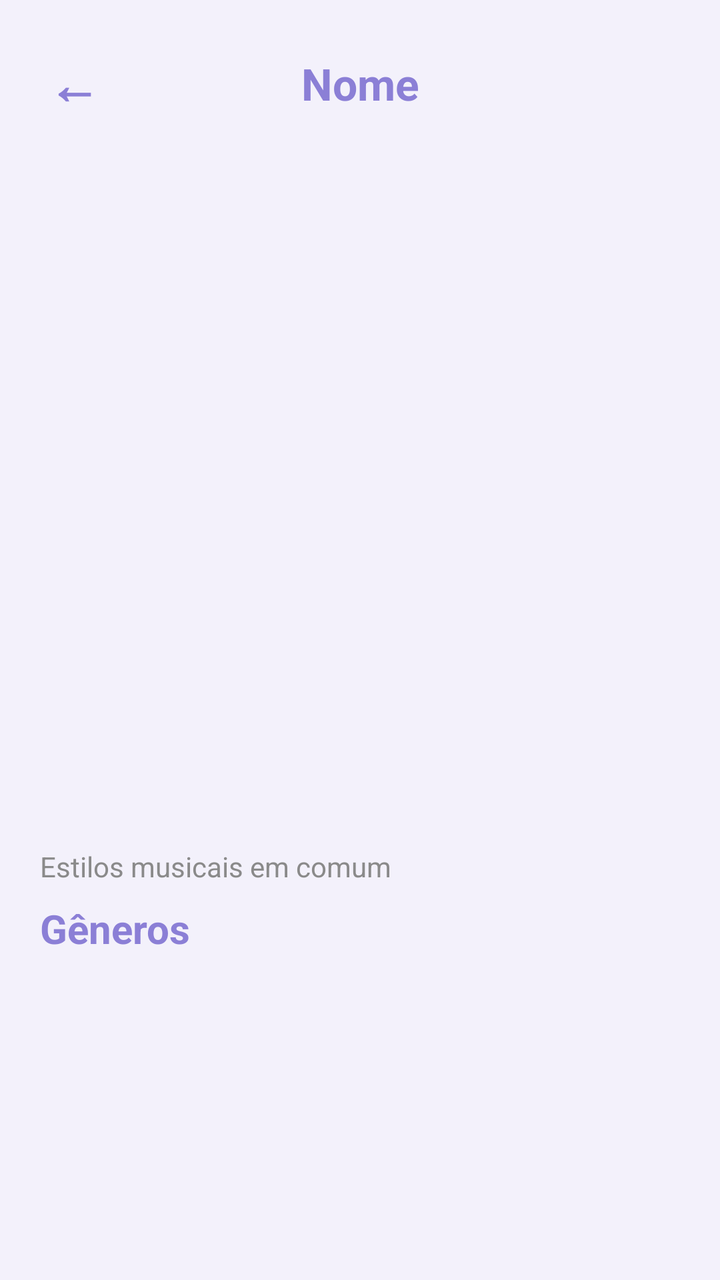
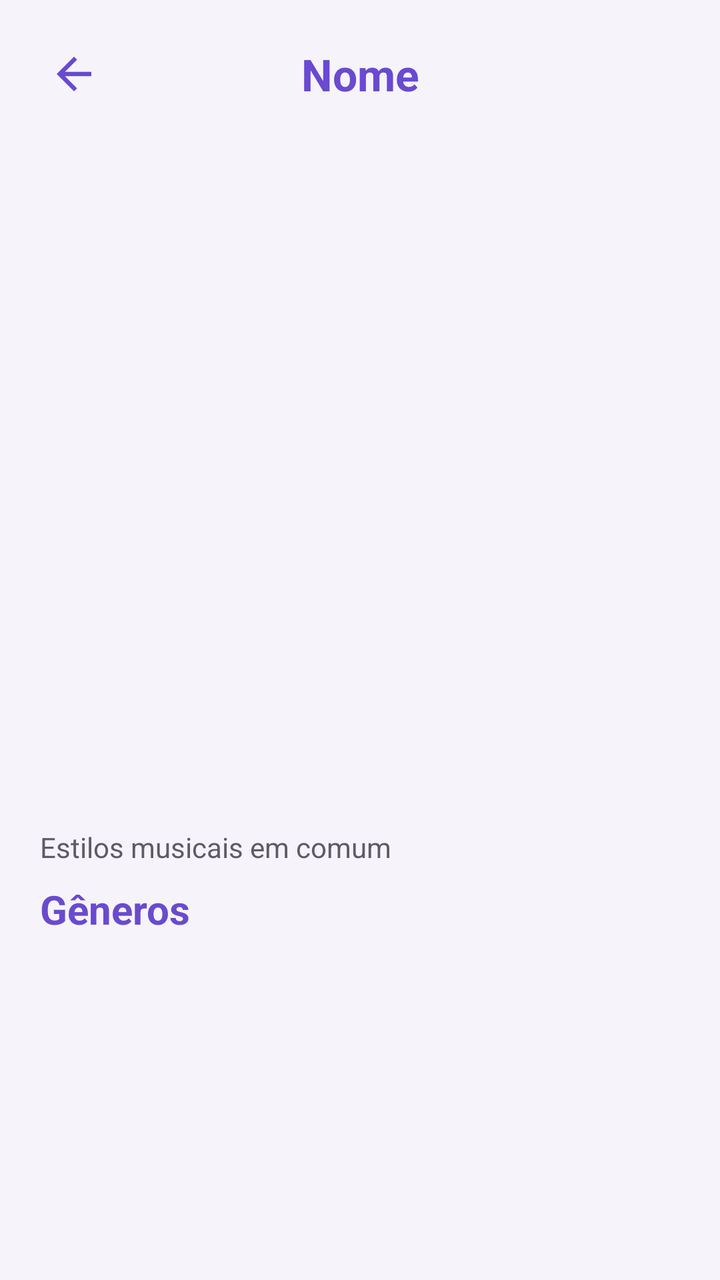

Before-and-after screenshots of an Android layout around one commit, followed by the original layout XML and the change that was made.
<!-- AndroidManifest.xml: activity theme Theme.MeetBeat -->
<!-- res/layout/activity_match_detalhe.xml -->
<?xml version="1.0" encoding="utf-8"?>
<LinearLayout xmlns:android="http://schemas.android.com/apk/res/android"
    android:layout_width="match_parent"
    android:layout_height="match_parent"
    android:orientation="vertical"
    android:background="@color/purple_light">

    <LinearLayout
        android:layout_width="match_parent"
        android:layout_height="wrap_content"
        android:orientation="horizontal"
        android:gravity="center_vertical"
        android:padding="16dp">

        <TextView
            android:id="@+id/btnVoltarDetalhe"
            android:layout_width="wrap_content"
            android:layout_height="wrap_content"
            android:text="←"
            android:textSize="26sp"
            android:textColor="@color/purple_primary"
            android:textStyle="bold"
            android:padding="8dp"
            android:clickable="true"
            android:focusable="true" />

        <TextView
            android:id="@+id/textNomeDetalhe"
            android:layout_width="0dp"
            android:layout_height="wrap_content"
            android:layout_weight="1"
            android:text="Nome"
            android:textColor="@color/purple_primary"
            android:textSize="22sp"
            android:textStyle="bold"
            android:gravity="center" />

        <View
            android:layout_width="42dp"
            android:layout_height="1dp" />

    </LinearLayout>

    <ImageView
        android:id="@+id/imageFotoDetalhe"
        android:layout_width="match_parent"
        android:layout_height="320dp"
        android:scaleType="centerCrop"
        android:background="@color/purple_light" />

    <LinearLayout
        android:layout_width="match_parent"
        android:layout_height="wrap_content"
        android:orientation="vertical"
        android:padding="20dp">

        <TextView
            android:text="Estilos musicais em comum"
            android:textColor="@color/text_gray"
            android:textSize="14sp"
            android:layout_width="wrap_content"
            android:layout_height="wrap_content" />

        <TextView
            android:id="@+id/textGenerosDetalhe"
            android:layout_width="wrap_content"
            android:layout_height="wrap_content"
            android:text="Gêneros"
            android:textColor="@color/purple_primary"
            android:textSize="20sp"
            android:textStyle="bold"
            android:layout_marginTop="8dp" />

    </LinearLayout>

</LinearLayout>
<!-- resources referenced by this layout -->
<resources>
  <color name="purple_light">#F3F1FB</color>
  <color name="purple_primary">#8B7FD6</color>
  <color name="text_gray">#8A8A8A</color>
  <style name="Theme.MeetBeat" parent="Base.Theme.MeetBeat" />
  <style name="Base.Theme.MeetBeat" parent="Theme.Material3.DayNight.NoActionBar">
          
          
      </style>
</resources>

<!-- the commit's change to res/layout/activity_match_detalhe.xml (unified diff, before → after) -->
@@ -12,14 +12,11 @@
         android:gravity="center_vertical"
         android:padding="16dp">
 
-        <TextView
+        <ImageView
             android:id="@+id/btnVoltarDetalhe"
-            android:layout_width="wrap_content"
-            android:layout_height="wrap_content"
-            android:text="←"
-            android:textSize="26sp"
-            android:textColor="@color/purple_primary"
-            android:textStyle="bold"
+            android:layout_width="42dp"
+            android:layout_height="42dp"
+            android:src="@drawable/ic_back"
             android:padding="8dp"
             android:clickable="true"
             android:focusable="true" />
<!-- resource entries referenced after the edit -->
@@ -1,8 +1,18 @@
 <!-- resources referenced by this layout -->
 <resources>
-  <color name="purple_light">#F3F1FB</color>
-  <color name="purple_primary">#8B7FD6</color>
-  <color name="text_gray">#8A8A8A</color>
+  <color name="purple_light">#F6F4FA</color>
+  <color name="purple_primary">#6A4ACF</color>
+  <color name="text_gray">#5E5A66</color>
+  <!-- drawable ic_back (drawable) -->
+  <vector xmlns:android="http://schemas.android.com/apk/res/android"
+      android:width="24dp"
+      android:height="24dp"
+      android:viewportWidth="24"
+      android:viewportHeight="24">
+    <path
+        android:fillColor="@color/purple_primary"
+        android:pathData="M20,11H7.83l5.59,-5.59L12,4l-8,8 8,8 1.41,-1.41L7.83,13H20v-2z"/>
+  </vector>
   <style name="Theme.MeetBeat" parent="Base.Theme.MeetBeat" />
   <style name="Base.Theme.MeetBeat" parent="Theme.Material3.DayNight.NoActionBar">
           
